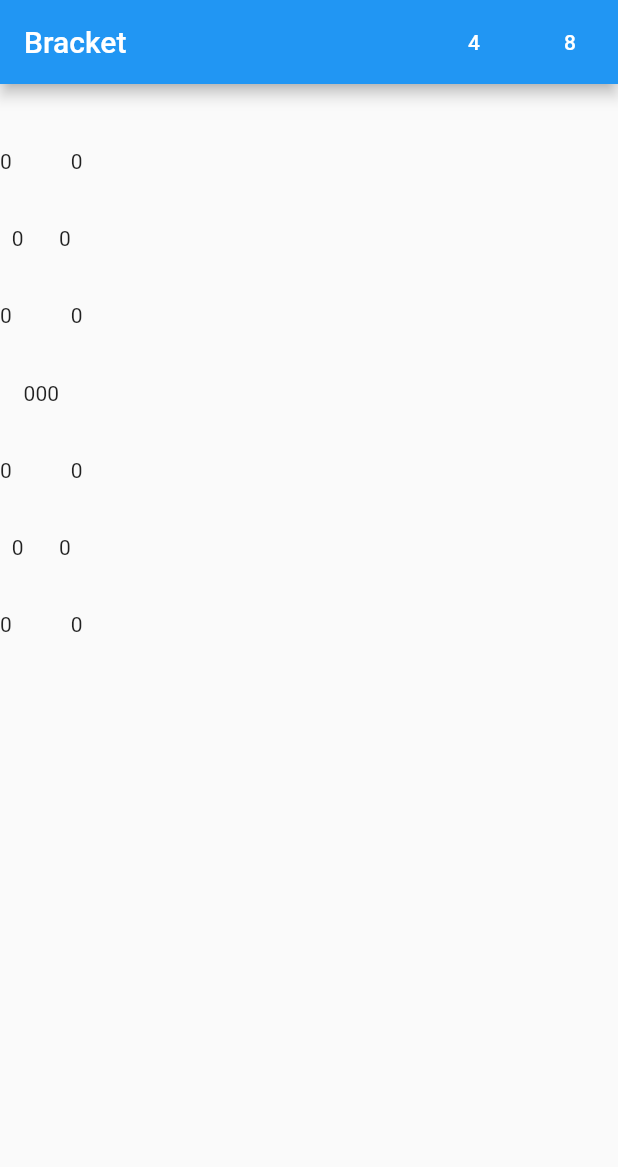
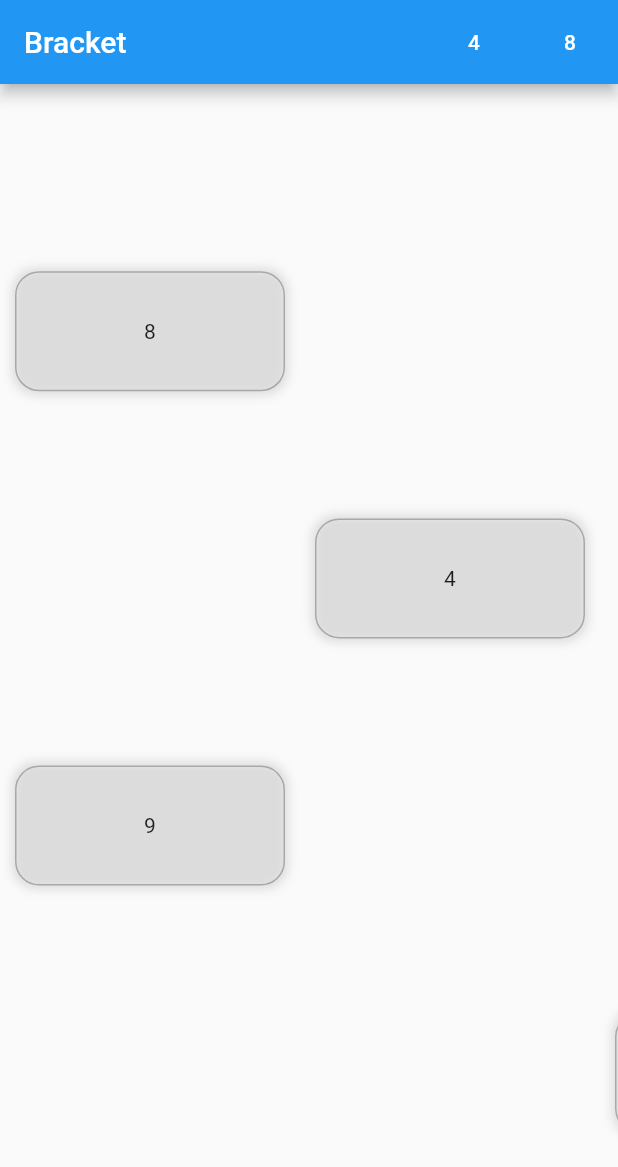
Before and after one commit to MatheusCCarmo/bracket, a Flutter app: the screen it shows after launch, on a phone screen of 412 x 824 dp. Shown: the top 1167 px of the screen. Run offline on Flutter 3.47's test engine with Material 2 defaults, Android fonts, the phone set to English and light mode, and no system bars.

Commit message:
bracket id division

```diff
--- a/lib/src/controllers/bracket_controller.dart
+++ b/lib/src/controllers/bracket_controller.dart
@@ -30,4 +30,32 @@ class BracketController {
   changeQuantity(int value) {
     itemsQuantity.value = value;
   }
+
+  List<BracketItem> getFirstColumn(int itemsQuantity) {
+    if (itemsQuantity <= 1) {
+      return [champion];
+    } else if (itemsQuantity <= 2) {
+      return finalists.sublist(0, 1);
+    } else if (itemsQuantity <= 4) {
+      return semiFinalists.sublist(0, 2);
+    } else if (itemsQuantity <= 8) {
+      return roundOfEight.sublist(0, 4);
+    } else {
+      return roundOfSixteen.sublist(0, 8);
+    }
+  }
+
+  List<BracketItem> getLastColumn(int itemsQuantity) {
+    if (itemsQuantity <= 1) {
+      return [champion];
+    } else if (itemsQuantity <= 2) {
+      return finalists.sublist(1);
+    } else if (itemsQuantity <= 4) {
+      return semiFinalists.sublist(2);
+    } else if (itemsQuantity <= 8) {
+      return roundOfEight.sublist(4);
+    } else {
+      return roundOfSixteen.sublist(8);
+    }
+  }
 }
--- a/lib/src/screens/bracket_screen.dart
+++ b/lib/src/screens/bracket_screen.dart
@@ -22,8 +22,8 @@ class BracketScreen extends StatelessWidget {
     return InteractiveViewer(
       constrained: false,
       child: Container(
-        width: (MediaQueryInfo.getWidth(context) * 2),
-        height: (MediaQueryInfo.getHeight(context) * 0.5),
+        width: (MediaQueryInfo.getWidth(context) * 4),
+        height: (MediaQueryInfo.getHeight(context) * 1.6),
         child: ListView.builder(
           physics: NeverScrollableScrollPhysics(),
           scrollDirection: Axis.horizontal,
--- a/lib/src/widgets/bracket_champion_widget.dart
+++ b/lib/src/widgets/bracket_champion_widget.dart
@@ -3,33 +3,26 @@ import 'package:bracket/src/model/bracket_item.dart';
 import 'package:flutter/material.dart';
 
 class BracketChampionWidget extends StatelessWidget {
-  final int id;
   final BracketItem bracketItem;
-  final BracketItemController bracketItemController;
 
   BracketChampionWidget(
-    this.id,
     this.bracketItem,
-    this.bracketItemController,
   );
 
   @override
   Widget build(BuildContext context) {
     return GestureDetector(
-      child: ValueListenableBuilder<bool>(
-        valueListenable: bracketItemController.isChoosen,
-        builder: (context, value, child) {
-          return Container(
+      child: Container(
         margin: EdgeInsets.symmetric(horizontal: 10, vertical: 5),
         height: 80,
         width: 180,
         decoration: BoxDecoration(
-                color: value ? Colors.blue : Colors.white,
+            color: Colors.blue,
             borderRadius: BorderRadius.circular(16),
             border: Border.all(color: Colors.black26),
             boxShadow: [
               BoxShadow(
-                    offset: value ? Offset(1, 1) : Offset(5, 5),
+                offset: Offset(5, 5),
                 color: Colors.black12,
                 spreadRadius: 2,
                 blurRadius: 5,
@@ -38,8 +31,6 @@ class BracketChampionWidget extends StatelessWidget {
         child: Center(
           child: Text(bracketItem.title ?? ''),
         ),
-          );
-        },
       ),
     );
   }
--- a/lib/src/widgets/bracket_item_widget.dart
+++ b/lib/src/widgets/bracket_item_widget.dart
@@ -34,7 +34,7 @@ class BracketItemWidget extends StatelessWidget {
               ),
             ]),
         child: Center(
-          child: Text(bracketItem.title ?? ''),
+          child: Text(bracketItem.id.toString()),
         ),
       ),
       // },
--- a/lib/src/widgets/confronts_column.dart
+++ b/lib/src/widgets/confronts_column.dart
@@ -1,60 +1,93 @@
+import 'package:bracket/src/controllers/bracket_controller.dart';
+import 'package:bracket/src/widgets/bracket_item_widget.dart';
 import 'package:flutter/material.dart';
 
 class ConfrontsColumn extends StatelessWidget {
   final int index;
   final int rowExtent;
   final int itemsQuantity;
+  late BracketController bracketController;
 
-  const ConfrontsColumn({
+  ConfrontsColumn({
     Key? key,
     required this.index,
     required this.itemsQuantity,
     required this.rowExtent,
-  }) : super(key: key);
+  }) : super(key: key) {
+    bracketController = BracketController.instance;
+  }
 
   @override
   Widget build(BuildContext context) {
     if (index == 0) {
       return Column(
         mainAxisAlignment: MainAxisAlignment.spaceAround,
-        children:
-            List.generate((itemsQuantity / 2).ceil(), (index) => Text('0')),
+        children: bracketController
+            .getFirstColumn(itemsQuantity)
+            .map(
+              (e) => BracketItemWidget(e),
+            )
+            .toList(),
       );
     } else if (index == 1) {
       return Column(
         mainAxisAlignment: MainAxisAlignment.spaceAround,
-        children:
-            List.generate((itemsQuantity / 4).ceil(), (index) => Text('0')),
+        children: bracketController
+            .getFirstColumn((itemsQuantity / 2).ceil())
+            .map(
+              (e) => BracketItemWidget(e),
+            )
+            .toList(),
       );
     } else if (index == 2) {
       return Column(
         mainAxisAlignment: MainAxisAlignment.spaceAround,
-        children:
-            List.generate((itemsQuantity / 8).ceil(), (index) => Text('0')),
-      );
-    } else if (index >= (rowExtent / 2).floor() - 1 &&
-        index <= (rowExtent / 2).floor() + 1) {
-      return Column(
-        mainAxisAlignment: MainAxisAlignment.spaceAround,
-        children: [Text('0')],
+        children: bracketController
+            .getFirstColumn((itemsQuantity / 4).ceil())
+            .map(
+              (e) => BracketItemWidget(e),
+            )
+            .toList(),
       );
     } else if (index == rowExtent - 3) {
       return Column(
         mainAxisAlignment: MainAxisAlignment.spaceAround,
-        children:
-            List.generate((itemsQuantity / 8).ceil(), (index) => Text('0')),
+        children: bracketController
+            .getLastColumn((itemsQuantity / 4).ceil())
+            .map(
+              (e) => BracketItemWidget(e),
+            )
+            .toList(),
       );
     } else if (index == rowExtent - 2) {
       return Column(
         mainAxisAlignment: MainAxisAlignment.spaceAround,
-        children:
-            List.generate((itemsQuantity / 4).ceil(), (index) => Text('0')),
+        children: bracketController
+            .getLastColumn((itemsQuantity / 2).ceil())
+            .map(
+              (e) => BracketItemWidget(e),
+            )
+            .toList(),
+      );
+    } else if (index == rowExtent - 1) {
+      return Column(
+        mainAxisAlignment: MainAxisAlignment.spaceAround,
+        children: bracketController
+            .getLastColumn((itemsQuantity).ceil())
+            .map(
+              (e) => BracketItemWidget(e),
+            )
+            .toList(),
       );
     } else {
       return Column(
         mainAxisAlignment: MainAxisAlignment.spaceAround,
-        children:
-            List.generate((itemsQuantity / 2).ceil(), (index) => Text('0')),
+        children: bracketController
+            .getLastColumn((itemsQuantity / 8).ceil())
+            .map(
+              (e) => BracketItemWidget(e),
+            )
+            .toList(),
       );
     }
   }
```
Lines whose indentation alone changed are shown as unchanged.
